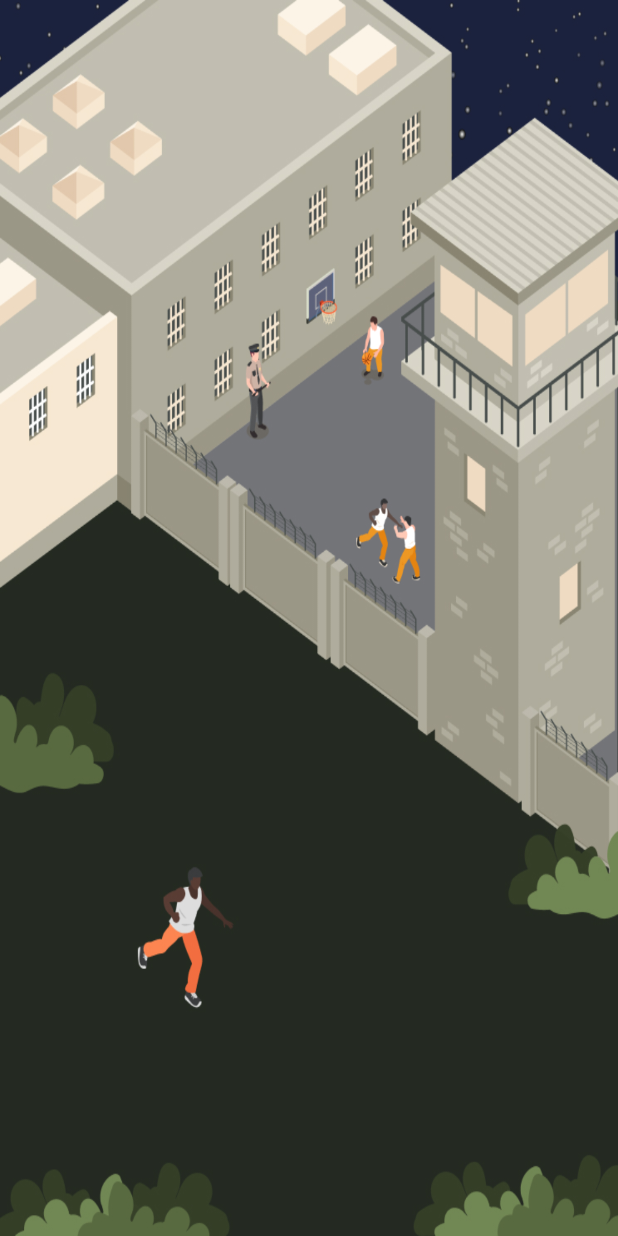
After one commit to noura1133/prisoner, an Android app: the GameActivity screen opened directly, with no data from a screen before it, on a phone screen of 412 x 824 dp. The commit adds this screen. Run offline under Robolectric (Android 15) with nearby library versions, the phone set to English and light mode, and no system bars.

Commit message:
Game Activity

```diff
--- a/app/build.gradle.kts
+++ b/app/build.gradle.kts
@@ -36,6 +36,7 @@ dependencies {
     implementation("androidx.appcompat:appcompat:1.6.1")
     implementation("com.google.android.material:material:1.11.0")
     implementation("androidx.constraintlayout:constraintlayout:2.1.4")
+    implementation("androidx.activity:activity:1.8.0")
     testImplementation("junit:junit:4.13.2")
     androidTestImplementation("androidx.test.ext:junit:1.1.5")
     androidTestImplementation("androidx.test.espresso:espresso-core:3.5.1")
--- /dev/null
+++ b/app/src/main/java/prisoner/sdl/GameActivity.java
@@ -0,0 +1,27 @@
+package prisoner.sdl;
+
+import android.os.Bundle;
+
+import androidx.activity.EdgeToEdge;
+import androidx.appcompat.app.AppCompatActivity;
+import androidx.core.graphics.Insets;
+import androidx.core.view.ViewCompat;
+import androidx.core.view.WindowInsetsCompat;
+
+public class GameActivity extends AppCompatActivity {
+
+    @Override
+    protected void onCreate(Bundle savedInstanceState) {
+        super.onCreate(savedInstanceState);
+        setContentView(R.layout.activity_game);
+        /*
+        EdgeToEdge.enable(this);
+        setContentView(R.layout.activity_game);
+        ViewCompat.setOnApplyWindowInsetsListener(findViewById(R.id.main), (v, insets) -> {
+            Insets systemBars = insets.getInsets(WindowInsetsCompat.Type.systemBars());
+            v.setPadding(systemBars.left, systemBars.top, systemBars.right, systemBars.bottom);
+            return insets;
+        });
+         */
+    }
+}
--- /dev/null
+++ b/app/src/main/res/layout/activity_game.xml
@@ -0,0 +1,13 @@
+<?xml version="1.0" encoding="utf-8"?>
+<androidx.constraintlayout.widget.ConstraintLayout
+    xmlns:android="http://schemas.android.com/apk/res/android"
+    xmlns:tools="http://schemas.android.com/tools"
+    android:background="@drawable/base"
+    android:id="@+id/main"
+    android:layout_width="match_parent"
+    android:layout_height="match_parent"
+    tools:context=".GameActivity">
+
+    <!-- Votre contenu de layout ici -->
+
+</androidx.constraintlayout.widget.ConstraintLayout>
```
Also changed, not shown: app/src/main/AndroidManifest.xml (+4 -3 lines), app/src/main/java/prisoner/sdl/MainActivity.java (+11 -0 lines), app/src/main/res/drawable/base.jpg (added).
